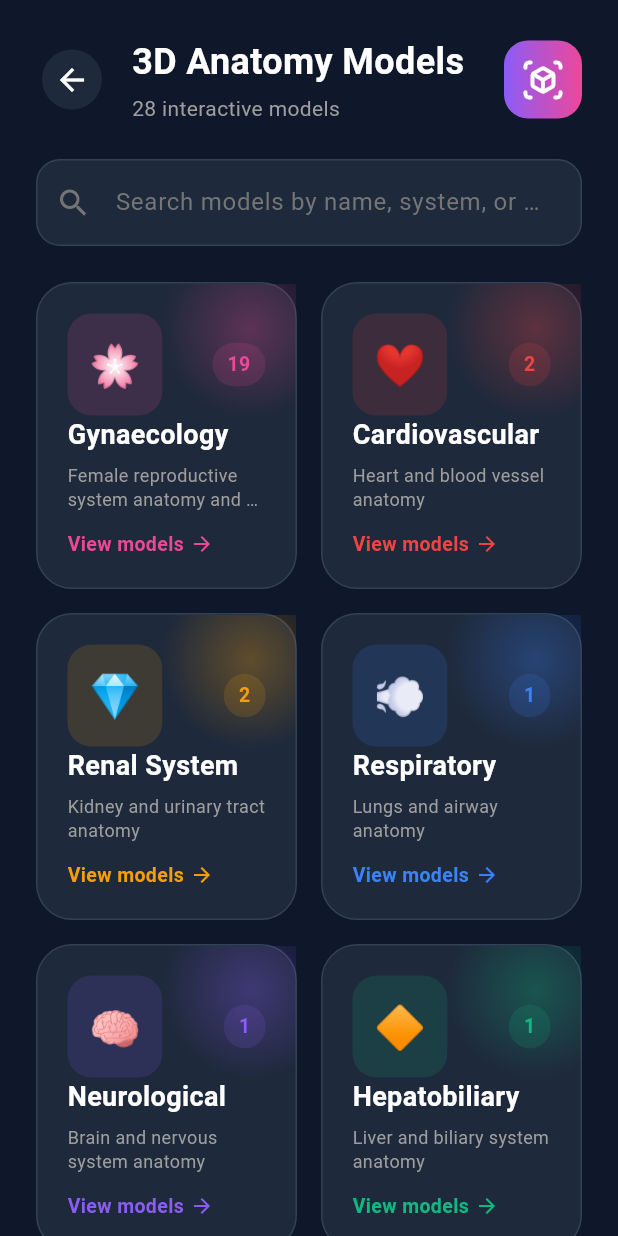
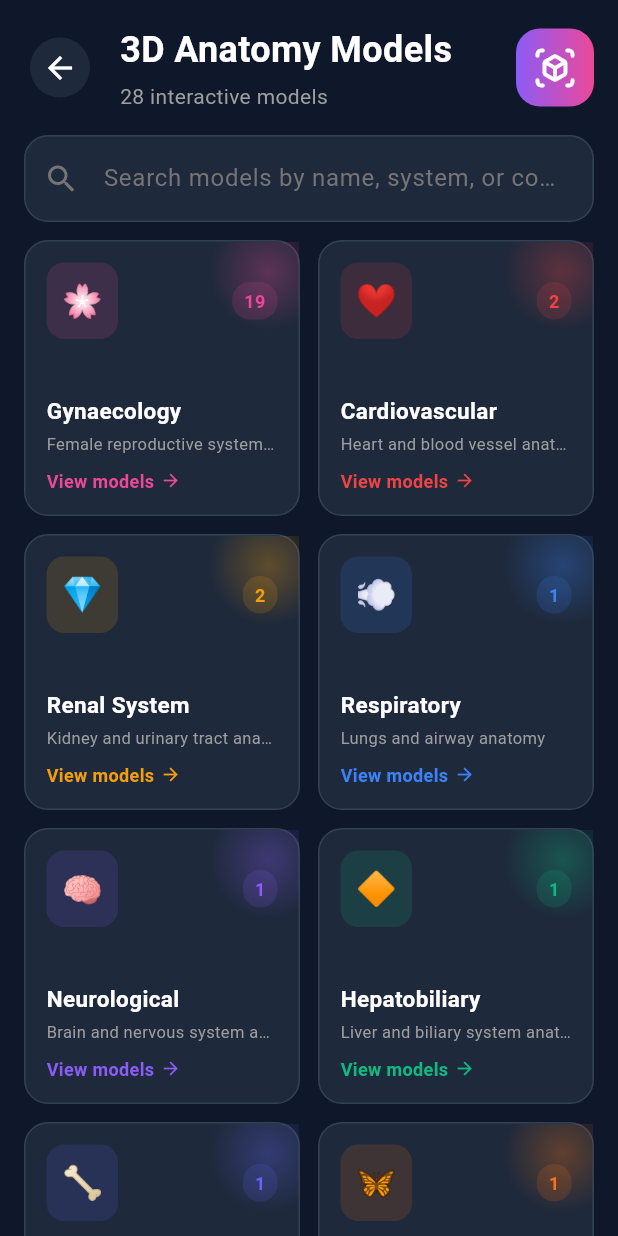
Before and after one commit to bharathreddyh/integrated_health_app, a Flutter app: the Models3DScreen screen opened directly, on a phone screen of 412 x 824 dp. Run offline on Flutter 3.47's test engine with Material 3 defaults, Android fonts, the phone set to English and light mode, and no system bars; our stand-ins replace cloud_firestore, firebase_core, pdf, permission_handler, printing, share_plus and 4 more; accounts and stored records are empty; network calls fail.

Commit message:
Make 3D model screens more compact to fit cards on single screen
- Increased childAspectRatio from 0.85 to 1.0 for category cards
- Increased childAspectRatio from 0.75 to 0.85 for model cards
- Reduced grid spacing from 16 to 12
- Reduced card padding from 20 to 14 (categories) and 16 to 12 (models)
- Reduced header padding and spacing
- Made card elements smaller (fonts, icons, badges, buttons)
- Reduced description to 1 line max

https://claude.ai/code/session_01NsFr4YRoUyYnpWRXwgT8bi

```diff
--- a/lib/screens/models_3d/models_3d_screen.dart
+++ b/lib/screens/models_3d/models_3d_screen.dart
@@ -39,7 +39,7 @@ class _Models3DScreenState extends State<Models3DScreen> {
             // App Bar
             SliverToBoxAdapter(
               child: Padding(
-                padding: const EdgeInsets.all(24),
+                padding: const EdgeInsets.fromLTRB(16, 16, 16, 12),
                 child: Column(
                   crossAxisAlignment: CrossAxisAlignment.start,
                   children: [
@@ -95,7 +95,7 @@ class _Models3DScreenState extends State<Models3DScreen> {
                       ],
                     ),
 
-                    const SizedBox(height: 24),
+                    const SizedBox(height: 16),
 
                     // Search Bar
                     Container(
@@ -325,13 +325,13 @@ class _Models3DScreenState extends State<Models3DScreen> {
 
   Widget _buildCategoryGrid(List<Model3DCategory> categories) {
     return SliverPadding(
-      padding: const EdgeInsets.fromLTRB(24, 0, 24, 24),
+      padding: const EdgeInsets.fromLTRB(16, 0, 16, 16),
       sliver: SliverGrid(
         gridDelegate: const SliverGridDelegateWithFixedCrossAxisCount(
           crossAxisCount: 2,
-          mainAxisSpacing: 16,
-          crossAxisSpacing: 16,
-          childAspectRatio: 0.85,
+          mainAxisSpacing: 12,
+          crossAxisSpacing: 12,
+          childAspectRatio: 1.0,
         ),
         delegate: SliverChildBuilderDelegate(
           (context, index) {
@@ -349,22 +349,22 @@ class _Models3DScreenState extends State<Models3DScreen> {
       color: Colors.transparent,
       child: InkWell(
         onTap: () => _openCategoryScreen(category),
-        borderRadius: BorderRadius.circular(24),
+        borderRadius: BorderRadius.circular(16),
         child: Container(
           decoration: BoxDecoration(
             color: const Color(0xFF1E293B),
-            borderRadius: BorderRadius.circular(24),
+            borderRadius: BorderRadius.circular(16),
             border: Border.all(color: const Color(0xFF334155)),
           ),
           child: Stack(
             children: [
               // Background Gradient
               Positioned(
-                top: -30,
-                right: -30,
+                top: -20,
+                right: -20,
                 child: Container(
-                  width: 120,
-                  height: 120,
+                  width: 80,
+                  height: 80,
                   decoration: BoxDecoration(
                     shape: BoxShape.circle,
                     gradient: RadialGradient(
@@ -378,7 +378,7 @@ class _Models3DScreenState extends State<Models3DScreen> {
               ),
               // Content
               Padding(
-                padding: const EdgeInsets.all(20),
+                padding: const EdgeInsets.all(14),
                 child: Column(
                   crossAxisAlignment: CrossAxisAlignment.start,
                   children: [
@@ -387,29 +387,29 @@ class _Models3DScreenState extends State<Models3DScreen> {
                       mainAxisAlignment: MainAxisAlignment.spaceBetween,
                       children: [
                         Container(
-                          padding: const EdgeInsets.all(14),
+                          padding: const EdgeInsets.all(10),
                           decoration: BoxDecoration(
                             color: category.color.withOpacity(0.15),
-                            borderRadius: BorderRadius.circular(16),
+                            borderRadius: BorderRadius.circular(12),
                           ),
                           child: Text(
                             category.icon,
-                            style: const TextStyle(fontSize: 28),
+                            style: const TextStyle(fontSize: 22),
                           ),
                         ),
                         Container(
                           padding: const EdgeInsets.symmetric(
-                            horizontal: 10,
-                            vertical: 5,
+                            horizontal: 8,
+                            vertical: 4,
                           ),
                           decoration: BoxDecoration(
                             color: category.color.withOpacity(0.15),
-                            borderRadius: BorderRadius.circular(20),
+                            borderRadius: BorderRadius.circular(12),
                           ),
                           child: Text(
                             '${category.modelCount}',
                             style: TextStyle(
-                              fontSize: 13,
+                              fontSize: 12,
                               fontWeight: FontWeight.bold,
                               color: category.color,
                             ),
@@ -422,31 +422,30 @@ class _Models3DScreenState extends State<Models3DScreen> {
                     Text(
                       category.name,
                       style: const TextStyle(
-                        fontSize: 18,
+                        fontSize: 15,
                         fontWeight: FontWeight.bold,
                         color: Colors.white,
                       ),
                     ),
-                    const SizedBox(height: 6),
+                    const SizedBox(height: 4),
                     // Description
                     Text(
                       category.description,
-                      maxLines: 2,
+                      maxLines: 1,
                       overflow: TextOverflow.ellipsis,
                       style: TextStyle(
-                        fontSize: 12,
+                        fontSize: 11,
                         color: Colors.grey.shade500,
-                        height: 1.3,
                       ),
                     ),
-                    const SizedBox(height: 12),
+                    const SizedBox(height: 8),
                     // View Models Button
                     Row(
                       children: [
                         Text(
                           'View models',
                           style: TextStyle(
-                            fontSize: 13,
+                            fontSize: 12,
                             fontWeight: FontWeight.w600,
                             color: category.color,
                           ),
@@ -454,7 +453,7 @@ class _Models3DScreenState extends State<Models3DScreen> {
                         const SizedBox(width: 4),
                         Icon(
                           Icons.arrow_forward,
-                          size: 16,
+                          size: 14,
                           color: category.color,
                         ),
                       ],
```
Also changed, not shown: lib/screens/models_3d/model_category_screen.dart (+34 -36 lines).
